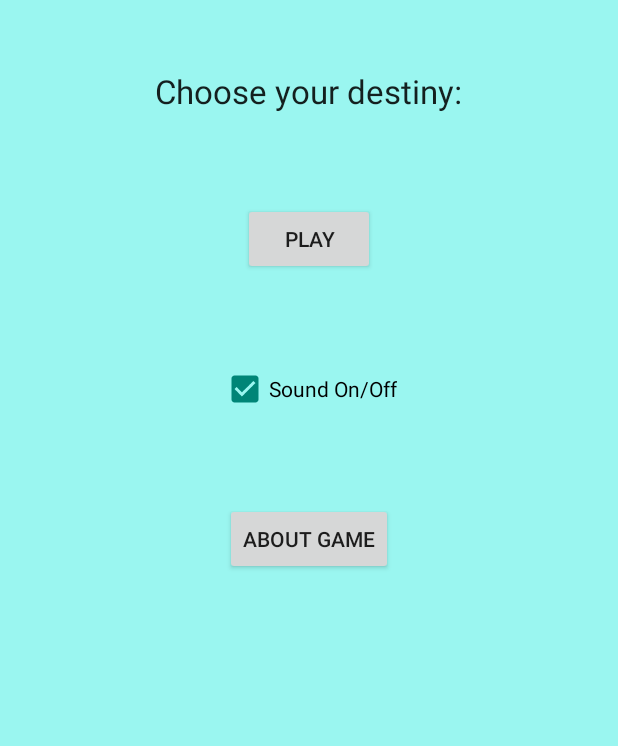
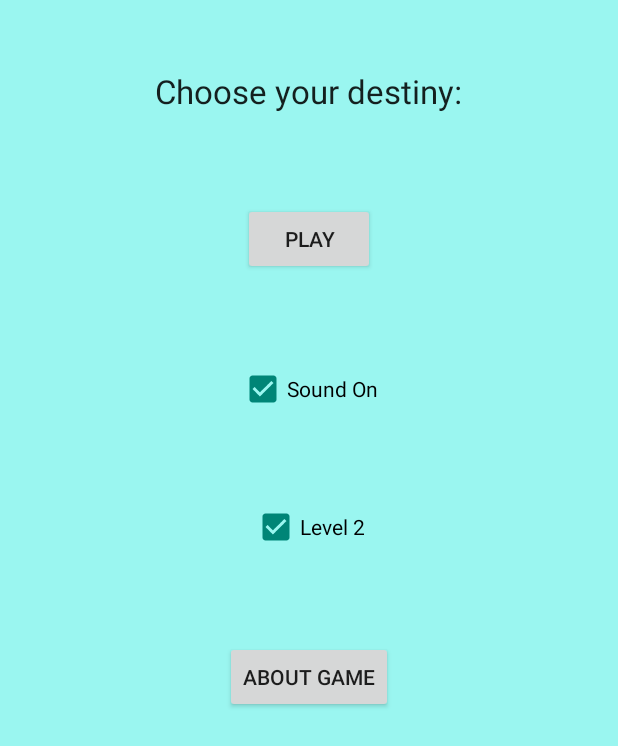
Before and after one commit to Hurkpaburk/DA569A_Lab3, an Android app: the screen it shows after launch (MainActivity), on a phone screen of 412 x 824 dp. Shown: the top 746 px of the screen. Run offline under Robolectric (Android 15) with nearby library versions, the phone set to English and light mode, and no system bars.

```diff
--- a/app/src/main/java/com/hurk/game_project/MainActivity.java
+++ b/app/src/main/java/com/hurk/game_project/MainActivity.java
@@ -10,8 +10,10 @@ import android.widget.CheckBox;
 public class MainActivity extends AppCompatActivity {
 
     public static final String MESSAGE = "MESSAGE";
-    public static final String POINTMESSAGE = "points";
+    public static final String LEVELMESS = "LEVEL";
+    public static final String POINTMESSAGE = "POINTS";
     protected boolean soundOn = true;
+    protected boolean level = false;
     protected int points;
     protected Intent intent;
 
@@ -24,7 +26,7 @@ public class MainActivity extends AppCompatActivity {
 
     }
 
-    public void onCheckboxClicked(View view) {
+    public void onCheckSoundClicked(View view) {
 
         boolean checked = ((CheckBox) view).isChecked();
 
@@ -41,10 +43,27 @@ public class MainActivity extends AppCompatActivity {
         }
     }
 
+    public void onCheckLevelClicked(View view) {
+
+        boolean checked = ((CheckBox) view).isChecked();
+
+        // Check which checkbox was clicked
+        switch(view.getId()) {
+            case R.id.checkboxSound:
+                if (checked) {
+                    level = true;
+                }
+                else {
+                    level = false;
+                }
+                break;
+        }
+    }
+
     public void playGame(View view) {
         Intent intent = new Intent(this, PlayGame.class);
         intent.putExtra(MESSAGE, soundOn);
-        //intent.putExtra(POINTMESSAGE,points);
+        intent.putExtra(LEVELMESS,level);
         startActivityForResult(intent, 1);
     }
 
--- a/app/src/main/res/layout/activity_main.xml
+++ b/app/src/main/res/layout/activity_main.xml
@@ -36,8 +36,19 @@
         android:layout_gravity="center_horizontal"
         android:layout_margin="30dp"
         android:checked="true"
-        android:onClick="onCheckboxClicked"
-        android:text="@string/checkbox" />
+        android:onClick="onCheckSoundClicked"
+        android:text="@string/checkSound" />
+
+    <CheckBox
+        android:id="@+id/checkBox"
+        android:layout_width="wrap_content"
+        android:layout_height="wrap_content"
+        android:layout_gravity="center_horizontal"
+        android:layout_margin="30dp"
+        android:checked="true"
+        android:onClick="onCheckLevelClicked"
+        android:text="@string/checkLevel" />
+
     <Button
         android:id="@+id/button_bitmap_image"
         android:layout_width="wrap_content"
--- a/app/src/main/res/values/strings.xml
+++ b/app/src/main/res/values/strings.xml
@@ -1,7 +1,8 @@
 <resources>
     <string name="app_name">Monster Hunt</string>
     <string name="game_name">Choose your destiny:</string>
-    <string name="checkbox">Sound On/Off</string>
+    <string name="checkSound">Sound On</string>
+    <string name="checkLevel">Level 2</string>
     <string name="screen_info">Screen Information:</string>
     <string name="title_activity_screen_info">Temp</string>
     <string name="about_game">Score is reset to 0 for each game played.\nOne Point is given for pressing the yellow monster. Negative point is given for pressing outside the yellow monster.</string>
```
Also changed, not shown: app/src/main/java/com/hurk/game_project/PlayGame.java (+9 -22 lines), app/src/main/java/com/hurk/game_project/Sprite.java (+20 -35 lines).
